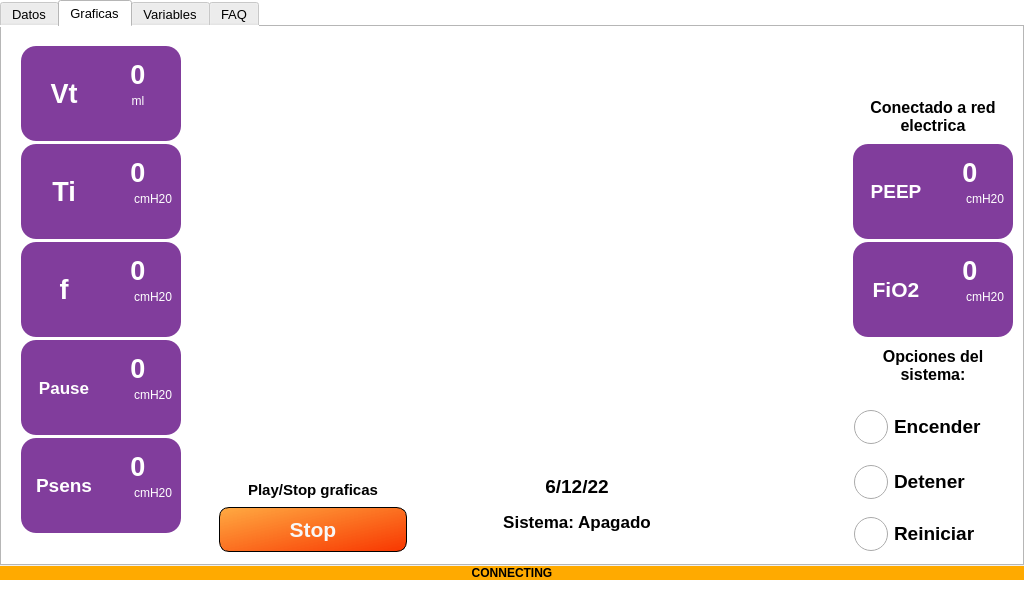
Old version of the form _main_.ui in the repository JulianDuque97/EPI.
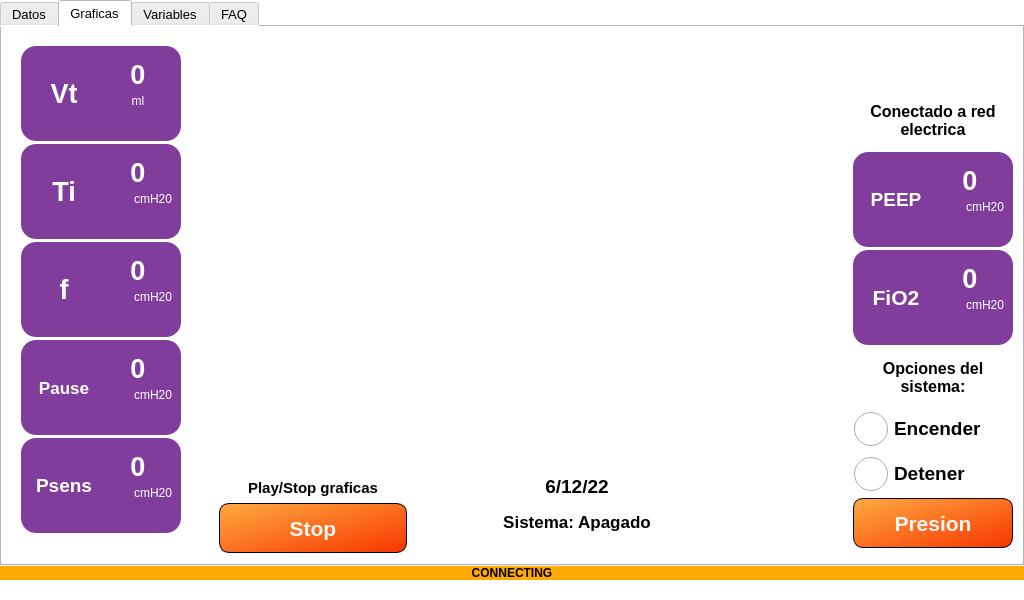
New version of the form. The open tabs and pages were chosen to show the change. Icons and pictures are not drawn. Custom widgets are drawn as their Qt base class.

Diff of the .ui file:
```diff
--- a/_main_.ui
+++ b/_main_.ui
@@ -1330,17 +1330,7 @@
               <property name="verticalSpacing">
                <number>10</number>
               </property>
-              <item row="1" column="0">
-               <widget class="PlotWidget" name="graphWidget_2" native="true">
-                <property name="minimumSize">
-                 <size>
-                  <width>0</width>
-                  <height>130</height>
-                 </size>
-                </property>
-               </widget>
-              </item>
-              <item row="6" column="0">
+              <item row="4" column="0">
                <widget class="QFrame" name="frame_14">
                 <property name="minimumSize">
                  <size>
@@ -1630,7 +1620,7 @@
                       <property name="maximumSize">
                        <size>
                         <width>188</width>
-                        <height>45</height>
+                        <height>50</height>
                        </size>
                       </property>
                       <property name="font">
@@ -2027,7 +2017,7 @@
               <item row="3" column="0">
                <layout class="QVBoxLayout" name="verticalLayout_4">
                 <property name="spacing">
-                 <number>15</number>
+                 <number>5</number>
                 </property>
                 <property name="rightMargin">
                  <number>0</number>
@@ -2129,31 +2119,56 @@
                  </widget>
                 </item>
                 <item>
-                 <widget class="QRadioButton" name="reiniciar_radioButton">
+                 <widget class="QPushButton" name="grafica_button">
+                  <property name="enabled">
+                   <bool>true</bool>
+                  </property>
                   <property name="minimumSize">
                    <size>
-                    <width>0</width>
-                    <height>0</height>
+                    <width>60</width>
+                    <height>50</height>
+                   </size>
+                  </property>
+                  <property name="maximumSize">
+                   <size>
+                    <width>188</width>
+                    <height>50</height>
                    </size>
                   </property>
                   <property name="font">
                    <font>
-                    <pointsize>14</pointsize>
+                    <pointsize>16</pointsize>
                     <weight>75</weight>
                     <bold>true</bold>
                    </font>
                   </property>
                   <property name="styleSheet">
-                   <string notr="true">QRadioButton::indicator { width: 35px; height: 35px;}</string>
+                   <string notr="true">QPushButton{
+	color: rgb(247, 247, 247);
+	
+	
+	background-color: qlineargradient(spread:pad, x1:0, y1:0, x2:1, y2:1, stop:0 rgba(255, 159, 41, 225), stop:1 rgba(248, 54, 0, 255));
+	border-radius: 10%;
+    border: 1px solid #000;
+	
+}
+
+QPushButton:hover {background-color: rgb(51, 209, 122);}
+
+QPushButton:hover:!pressed
+{
+  border: 1.5px solid black;
+}
+</string>
                   </property>
                   <property name="text">
-                   <string>Reiniciar</string>
+                   <string>Presion</string>
                   </property>
-                  <property name="iconSize">
-                   <size>
-                    <width>54</width>
-                    <height>41</height>
-                   </size>
+                  <property name="checkable">
+                   <bool>true</bool>
+                  </property>
+                  <property name="checked">
+                   <bool>false</bool>
                   </property>
                  </widget>
                 </item>
```
Left out of the diff: 30 changed lines with no effect on the pictures.
